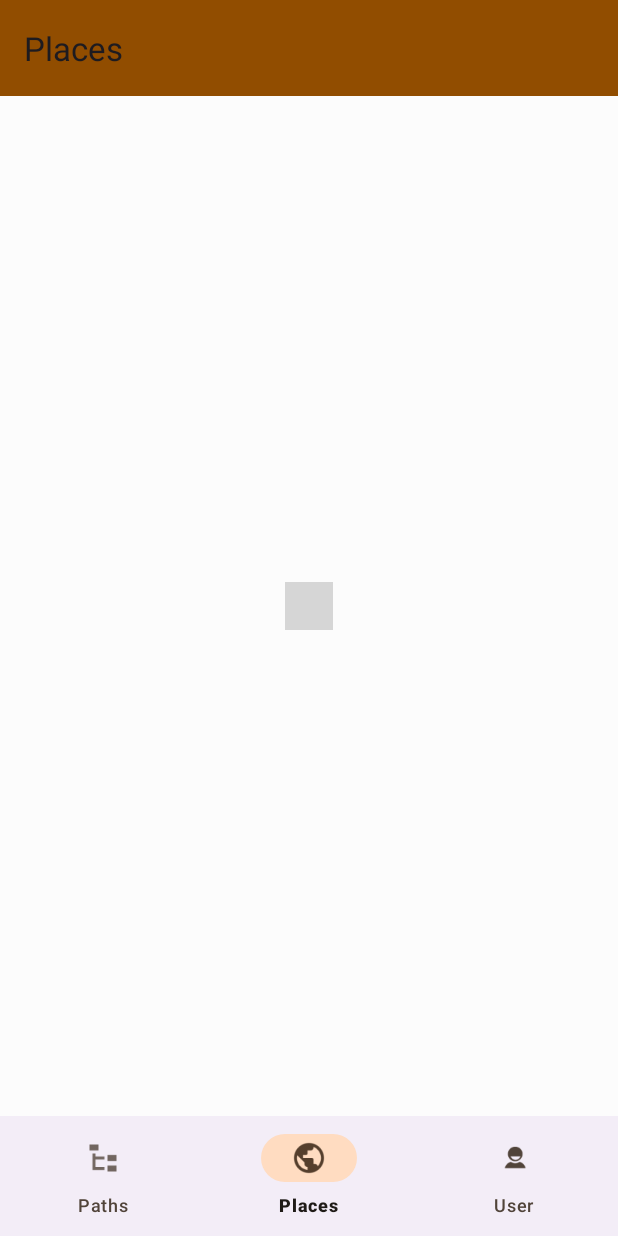
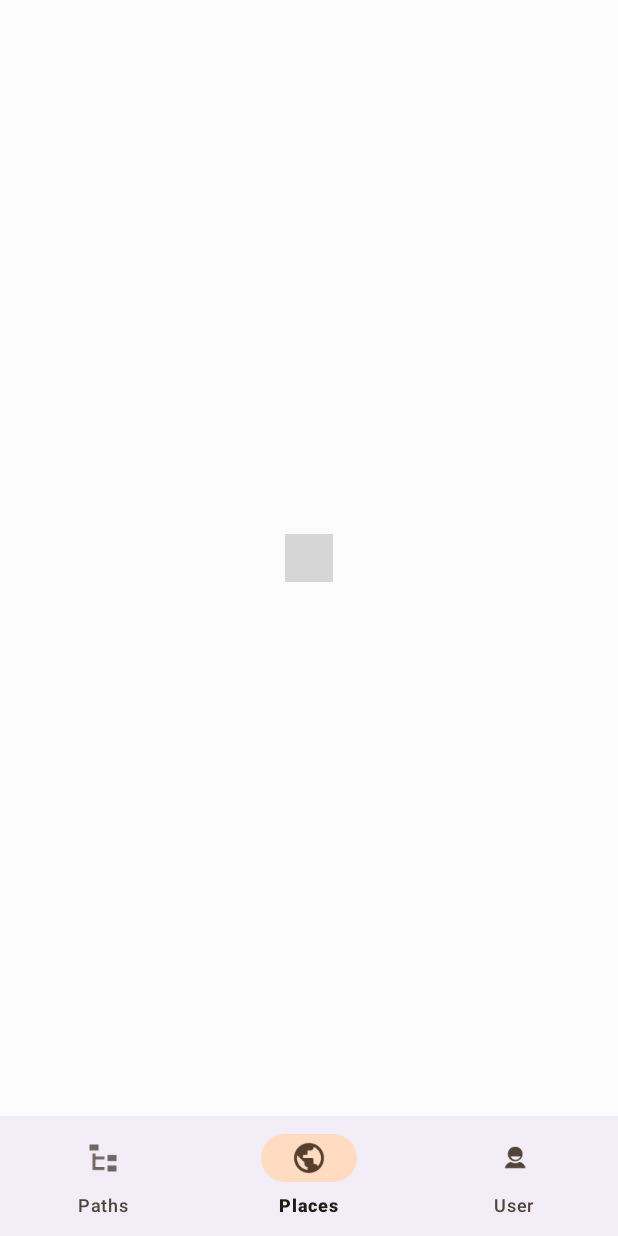
Before and after one commit to ApuliaCreativeHub/E-Culture-Tool, an Android app: the screen it shows after launch (HomeActivity), on a phone screen of 412 x 824 dp. Run offline under Robolectric (Android 15) with nearby library versions, the phone set to English and light mode, and no system bars; our stand-ins replace Volley, navigation-ui; libraries missing offline, so code that uses them is left out: com.mapbox.geojson, com.mapbox.maps; plain views replace MapView; 5 statements that could not run were skipped; grey boxes are pictures that could not be loaded.

Commit message:
Removed toolbar from HomeActivity

```diff
--- a/app/src/main/java/com/apuliacreativehub/eculturetool/ui/HomeActivity.java
+++ b/app/src/main/java/com/apuliacreativehub/eculturetool/ui/HomeActivity.java
@@ -29,9 +29,6 @@ public class HomeActivity extends AppCompatActivity {
 
         BottomNavigationView bottomNavigationView = findViewById(R.id.bottomNavigationBar);
         NavController navController = Navigation.findNavController(this, R.id.navHostContainer);
-        AppBarConfiguration appBarConfiguration= new AppBarConfiguration.Builder(R.id.pathsFragment, R.id.placesFragment, R.id.userFragment).build();
-        Toolbar toolbar=findViewById(R.id.homeToolbar);
-        NavigationUI.setupWithNavController(toolbar, navController, appBarConfiguration);
         NavigationUI.setupWithNavController(bottomNavigationView, navController);
     }
 
--- a/app/src/main/res/layout/home.xml
+++ b/app/src/main/res/layout/home.xml
@@ -24,18 +24,7 @@
         app:layout_constraintBottom_toTopOf="@+id/bottomNavigationBar"
         app:layout_constraintEnd_toEndOf="parent"
         app:layout_constraintStart_toStartOf="parent"
-        app:layout_constraintTop_toBottomOf="@+id/homeToolbar"
+        app:layout_constraintTop_toTopOf="parent"
         app:navGraph="@navigation/bottom_navigation" />
 
-    <androidx.appcompat.widget.Toolbar
-        android:id="@+id/homeToolbar"
-        android:layout_width="match_parent"
-        android:layout_height="wrap_content"
-        android:background="?attr/colorPrimary"
-        android:minHeight="?attr/actionBarSize"
-        android:theme="?attr/actionBarTheme"
-        app:layout_constraintEnd_toEndOf="parent"
-        app:layout_constraintStart_toStartOf="parent"
-        app:layout_constraintTop_toTopOf="parent" />
-
 </androidx.constraintlayout.widget.ConstraintLayout>
```
